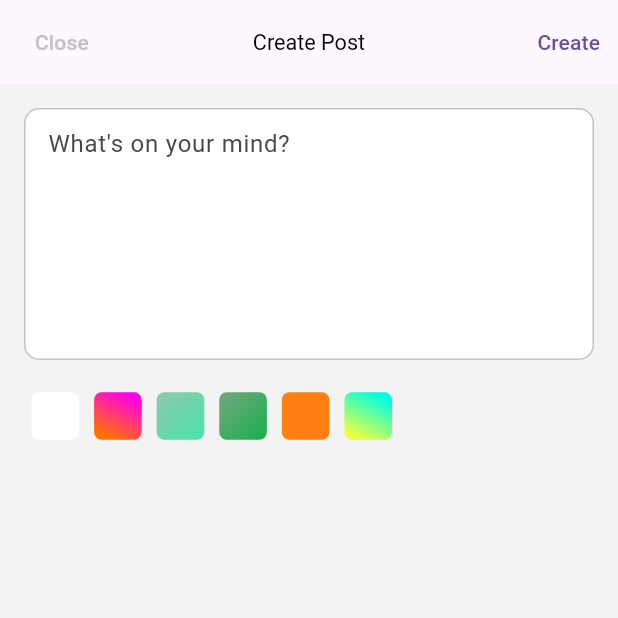
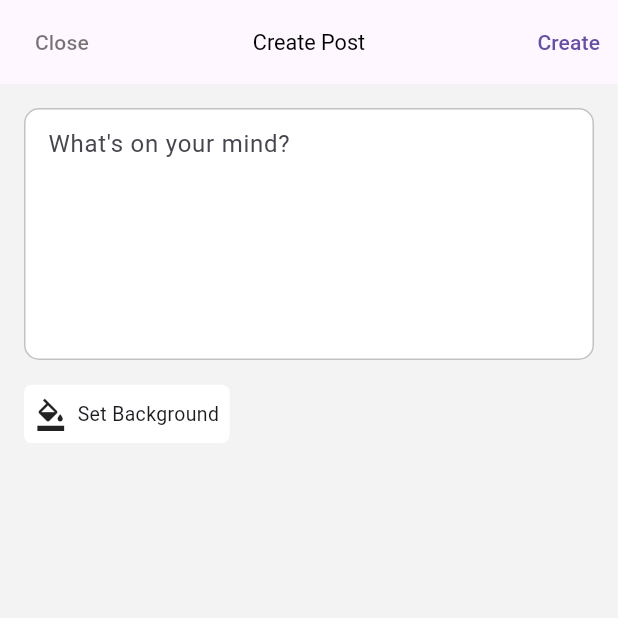
Before and after one commit to niilx/social_app_test, a Flutter app: the CreatePostScreen screen opened directly, on a phone screen of 412 x 824 dp, the top half of it. Run offline on Flutter 3.47's test engine with Material 3 defaults, Android fonts, the phone set to English and light mode, and no system bars; our stand-ins replace cached_network_image, flutter_svg, shared_preferences, toast; accounts and stored records are empty.

Commit message:
create post ui done with set background feature

```diff
--- a/lib/views/newsfeed/createPostScreen.dart
+++ b/lib/views/newsfeed/createPostScreen.dart
@@ -35,7 +35,6 @@ class _CreatePostScreenState extends State<CreatePostScreen> {
     super.dispose();
   }
 
-
   @override
   Widget build(BuildContext context) {
     ProjectResource.setScreenSize(context);
@@ -44,7 +43,7 @@ class _CreatePostScreenState extends State<CreatePostScreen> {
         leading: TextButton(onPressed: (){
           Navigator.pop(context);
         }, child: Text("Close", style: TextStyle(
-          color: AppColors.greyColor
+          color: AppColors.blackColor.withAlpha(650)
         ),)),
         leadingWidth: ProjectResource.screenWidth * .2,
         centerTitle: true,
@@ -68,6 +67,7 @@ class _CreatePostScreenState extends State<CreatePostScreen> {
           Padding(
             padding: const EdgeInsets.all(16),
             child: Column(
+              crossAxisAlignment: CrossAxisAlignment.start,
               children: [
                 TextFormField(
                   controller: newsfeedControllerVar.postController,
@@ -109,8 +109,48 @@ class _CreatePostScreenState extends State<CreatePostScreen> {
                   },
                 ),
                 SizedBox(height: ProjectResource.screenHeight * .02,),
+
+               !newsfeedControllerVar.showSetBg? InkWell(
+                 onTap: (){
+                   newsfeedController.toggleSetBg();
+                 },
+                 child: Container(
+                   padding: EdgeInsets.all(7),
+                    height: ProjectResource.fontSizeFactor * 2.7,
+                    decoration: BoxDecoration(
+                      borderRadius: BorderRadius.circular(5),
+                      color: AppColors.whiteColor,
+                    ),
+                    child: Row(
+                      mainAxisSize: MainAxisSize.min,
+                      children: [
+                        Icon(Icons.format_color_fill,
+                        size: ProjectResource.fontSizeFactor * 1.5,
+                        ),
+                        SizedBox(width: 7,),
+                        Text("Set Background",style: TextStyle(
+                          fontSize: ProjectResource.fontSizeFactor * .9
+                        ),)
+                      ],
+                    ),
+                  ),
+               ):
                 Row(
                   children: [
+                    InkWell(
+                      onTap: (){
+                        newsfeedController.toggleSetBg();
+                      },
+                      child: Container(
+                        height: ProjectResource.fontSizeFactor * 2.7,
+                        width: ProjectResource.fontSizeFactor * 2.7,
+                        decoration: BoxDecoration(
+                            borderRadius: BorderRadius.circular(5),
+                            color: AppColors.whiteColor,
+                        ),
+                        child: Icon(Icons.arrow_back_ios),
+                      ),
+                    ),
                     ...Iterable.generate(AppColors.gradientsColor.length,(index){
                       return Padding(
                         padding: const EdgeInsets.all(5.0),
@@ -119,13 +159,13 @@ class _CreatePostScreenState extends State<CreatePostScreen> {
                             newsfeedController.selectGradient(index);
                           },
                           child: Container(
-                            height: ProjectResource.fontSizeFactor * 2.2,
-                            width: ProjectResource.fontSizeFactor * 2.2,
+                            height: ProjectResource.fontSizeFactor * 2.7,
+                            width: ProjectResource.fontSizeFactor * 2.7,
                             decoration: BoxDecoration(
                                 borderRadius: BorderRadius.circular(5),
                                 gradient: AppColors.gradientsColor[index],
                               border: newsfeedControllerVar.selectedGradientBg == AppColors.feedBackGroundGradientColors[index] ?
-                                  Border.all(color: AppColors.blackColor.withAlpha(80), width: 4):null
+                                  Border.all(color: AppColors.blackColor.withAlpha(400), width: 4):null
                             ),
                           ),
                         ),
```
